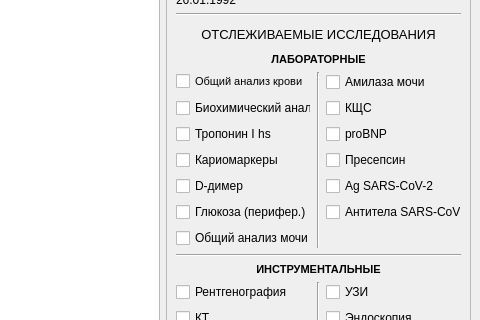
Before: the Qt Designer form ui/mainwindow.ui in Aleee/MediTelaAlert, drawn with Qt 5; both pictures show x 579 to 1059 and y 163 to 483 of the 1059 by 658 pixel window.
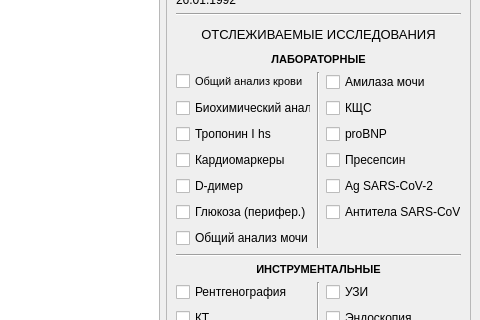
After: the same form once the commit is applied. Custom widgets are drawn as their Qt base class.

What changed in the file:
```diff
--- a/ui/mainwindow.ui
+++ b/ui/mainwindow.ui
@@ -148,9 +148,9 @@
           </widget>
          </item>
          <item row="5" column="0">
-          <widget class="QCheckBox" name="cb_crd">
+          <widget class="BuddyCheckBox" name="chb_crd">
            <property name="text">
-            <string>Кариомаркеры</string>
+            <string>Кардиомаркеры</string>
            </property>
           </widget>
          </item>
```
Left out of the diff: 26 changed lines with no effect on the pictures.
